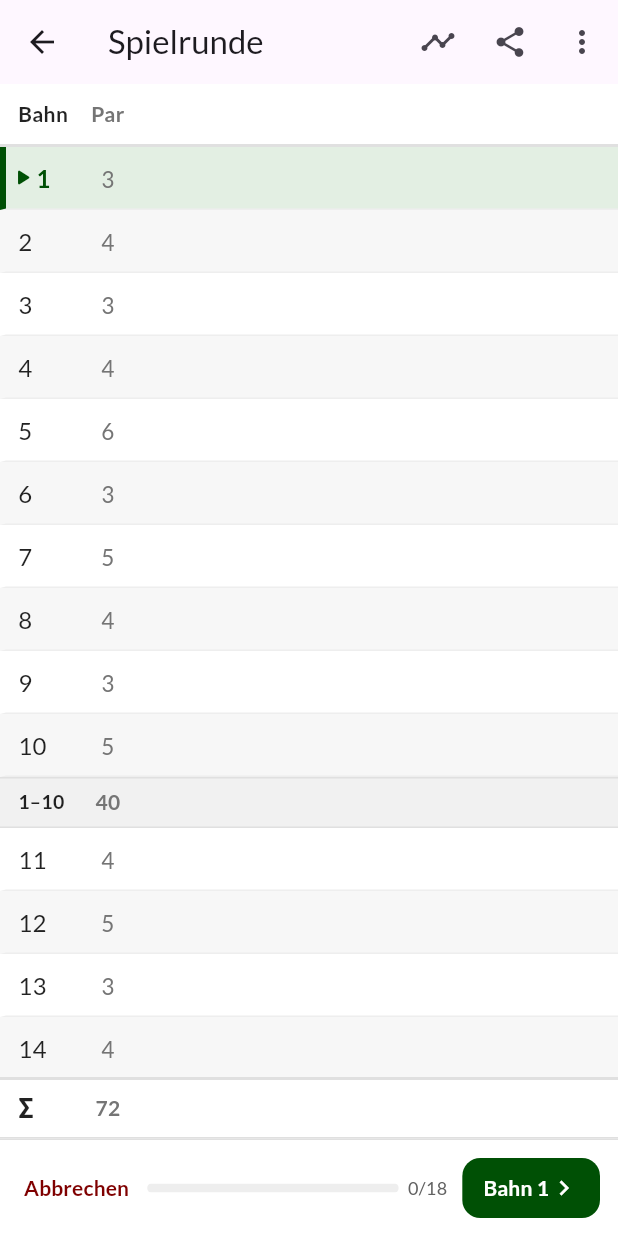
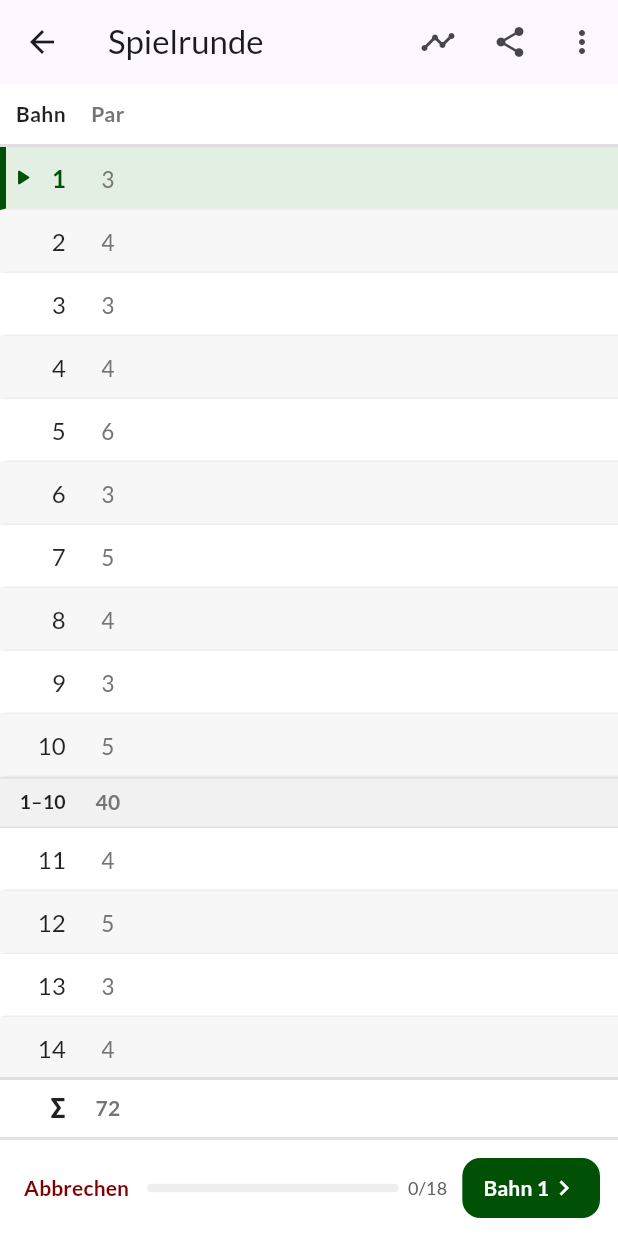
Before and after one commit to breichen/soccerpark_new, a Flutter app: the RoundPage screen opened directly, on a phone screen of 412 x 824 dp. Run offline on Flutter 3.47's test engine with Material 3 defaults, Android fonts, the phone set to English and light mode, and no system bars; our stand-ins replace csv, file_picker, firebase_core, firebase_messaging, fl_chart, fluttertoast and 7 more; missing offline and left inert: dart:js_interop, dart:ui_web, flutter_inappwebview, material_color_generator; accounts and stored records are empty.

Commit message:
align hole numbers right

```diff
--- a/lib/pages/roundpage.dart
+++ b/lib/pages/roundpage.dart
@@ -182,8 +182,11 @@ class _RoundPageState extends State<RoundPage> {
           SizedBox(
               width: holeWidth,
               child: Padding(
-                  padding: EdgeInsets.only(left: 12),
-                  child: Text(l.hole, style: styleHeader, maxLines: 1))),
+                  padding: EdgeInsets.only(right: 8),
+                  child: Text(l.hole,
+                      style: styleHeader,
+                      maxLines: 1,
+                      textAlign: TextAlign.right))),
           SizedBox(
               width: parWidth,
               child: Text("Par",
@@ -222,24 +225,31 @@ class _RoundPageState extends State<RoundPage> {
                         bottom: BorderSide(color: Colors.grey[200]!))),
                 padding: EdgeInsets.symmetric(vertical: 9),
                 child: Row(children: [
+                  // Bahnnummer rechtsbündig; links fester Platz für den
+                  // Pfeil der aktuellen Bahn, damit alle Zahlen
+                  // untereinander stehen (auch zweistellige).
                   SizedBox(
                       width: holeWidth - 4,
                       child: Padding(
-                          padding: EdgeInsets.only(left: current ? 2 : 8),
+                          padding: EdgeInsets.only(left: 2, right: 8),
                           child: Row(children: [
-                            // Aktuelle Bahn: grüner Pfeil (Icon statt
-                            // Zeichen, das sonst als Emoji erscheint).
-                            if (current)
-                              Icon(Icons.play_arrow_rounded,
-                                  color: maincolor, size: 18),
-                            Text(hole.toString(),
-                                style: GoogleFonts.lato(
-                                    color:
-                                        current ? maincolor : Colors.black87,
-                                    fontSize: 16,
-                                    fontWeight: current
-                                        ? FontWeight.bold
-                                        : FontWeight.normal)),
+                            SizedBox(
+                                width: 18,
+                                child: current
+                                    ? Icon(Icons.play_arrow_rounded,
+                                        color: maincolor, size: 18)
+                                    : null),
+                            Expanded(
+                                child: Text(hole.toString(),
+                                    textAlign: TextAlign.right,
+                                    style: GoogleFonts.lato(
+                                        color: current
+                                            ? maincolor
+                                            : Colors.black87,
+                                        fontSize: 16,
+                                        fontWeight: current
+                                            ? FontWeight.bold
+                                            : FontWeight.normal))),
                           ]))),
                   SizedBox(
                       width: parWidth,
@@ -291,9 +301,10 @@ class _RoundPageState extends State<RoundPage> {
           SizedBox(
               width: holeWidth,
               child: Padding(
-                  padding: EdgeInsets.only(left: 12),
+                  padding: EdgeInsets.only(right: 8),
                   child: Text(label,
                       maxLines: 1,
+                      textAlign: TextAlign.right,
                       style: GoogleFonts.lato(
                           color: Colors.black87,
                           fontSize: total ? 18 : 13,
```
